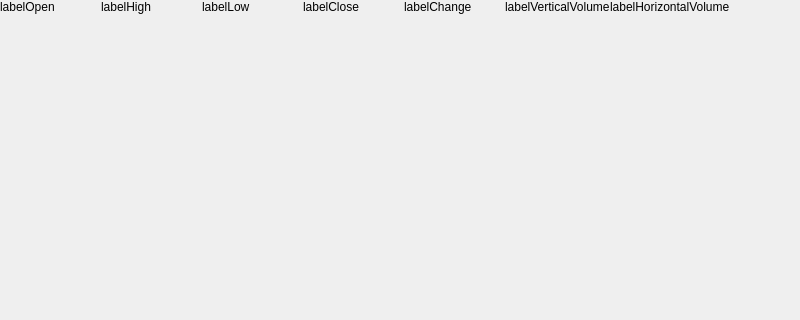
ToMadeiraa/MyMoexClient, file src/plotsdrawer.ui: the form before one commit; both pictures show x 0 to 800 and y 0 to 320 of the 800 by 600 pixel window.
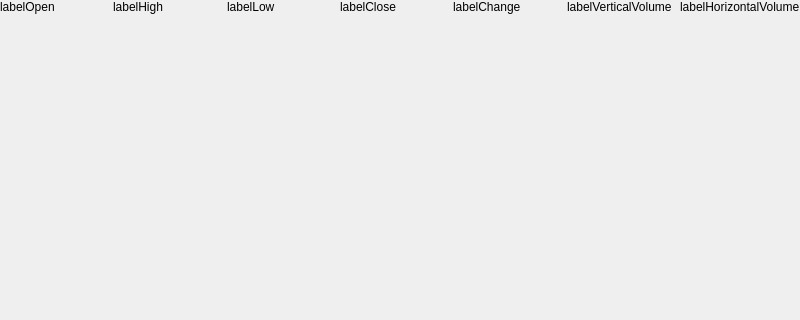
The form after the commit.

```diff
--- a/src/plotsdrawer.ui
+++ b/src/plotsdrawer.ui
@@ -10,6 +10,12 @@
     <height>600</height>
    </rect>
   </property>
+  <property name="sizePolicy">
+   <sizepolicy hsizetype="Expanding" vsizetype="Expanding">
+    <horstretch>0</horstretch>
+    <verstretch>0</verstretch>
+   </sizepolicy>
+  </property>
   <property name="windowTitle">
    <string>Form</string>
   </property>
@@ -61,10 +67,16 @@
        </property>
       </widget>
      </item>
-     <item row="0" column="0">
+     <item row="0" column="0" colspan="2">
       <layout class="QGridLayout" name="labelsLayout">
        <item row="0" column="4">
         <widget class="QLabel" name="labelChange">
+         <property name="sizePolicy">
+          <sizepolicy hsizetype="MinimumExpanding" vsizetype="Preferred">
+           <horstretch>0</horstretch>
+           <verstretch>0</verstretch>
+          </sizepolicy>
+         </property>
          <property name="text">
           <string>labelChange</string>
          </property>
@@ -72,6 +84,12 @@
        </item>
        <item row="0" column="1">
         <widget class="QLabel" name="labelHigh">
+         <property name="sizePolicy">
+          <sizepolicy hsizetype="MinimumExpanding" vsizetype="Preferred">
+           <horstretch>0</horstretch>
+           <verstretch>0</verstretch>
+          </sizepolicy>
+         </property>
          <property name="text">
           <string>labelHigh</string>
          </property>
@@ -79,6 +97,12 @@
        </item>
        <item row="0" column="5">
         <widget class="QLabel" name="labelVerticalVolume">
+         <property name="sizePolicy">
+          <sizepolicy hsizetype="MinimumExpanding" vsizetype="Preferred">
+           <horstretch>0</horstretch>
+           <verstretch>0</verstretch>
+          </sizepolicy>
+         </property>
          <property name="text">
           <string>labelVerticalVolume</string>
          </property>
@@ -86,6 +110,12 @@
        </item>
        <item row="0" column="0">
         <widget class="QLabel" name="labelOpen">
+         <property name="sizePolicy">
+          <sizepolicy hsizetype="MinimumExpanding" vsizetype="Preferred">
+           <horstretch>0</horstretch>
+           <verstretch>0</verstretch>
+          </sizepolicy>
+         </property>
          <property name="text">
           <string>labelOpen</string>
          </property>
@@ -93,6 +123,12 @@
        </item>
        <item row="0" column="3">
         <widget class="QLabel" name="labelClose">
+         <property name="sizePolicy">
+          <sizepolicy hsizetype="MinimumExpanding" vsizetype="Preferred">
+           <horstretch>0</horstretch>
+           <verstretch>0</verstretch>
+          </sizepolicy>
+         </property>
          <property name="text">
           <string>labelClose</string>
          </property>
@@ -100,6 +136,12 @@
        </item>
        <item row="0" column="2">
         <widget class="QLabel" name="labelLow">
+         <property name="sizePolicy">
+          <sizepolicy hsizetype="MinimumExpanding" vsizetype="Preferred">
+           <horstretch>0</horstretch>
+           <verstretch>0</verstretch>
+          </sizepolicy>
+         </property>
          <property name="text">
           <string>labelLow</string>
          </property>
@@ -107,6 +149,12 @@
        </item>
        <item row="0" column="6">
         <widget class="QLabel" name="labelHorizontalVolume">
+         <property name="sizePolicy">
+          <sizepolicy hsizetype="MinimumExpanding" vsizetype="Preferred">
+           <horstretch>0</horstretch>
+           <verstretch>0</verstretch>
+          </sizepolicy>
+         </property>
          <property name="text">
           <string>labelHorizontalVolume</string>
          </property>
```
Left out of the diff: 12 changed lines with no effect on the pictures.
